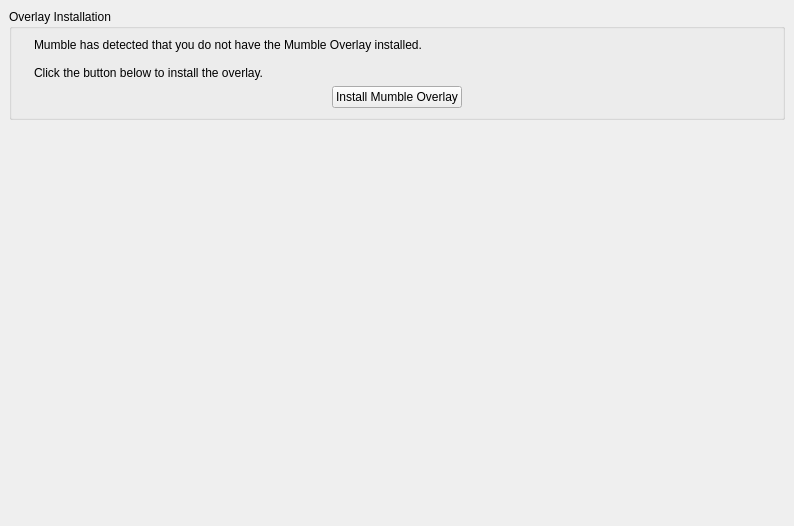
2uh/Mutter, file src/mumble/Overlay.ui: the form before one commit.
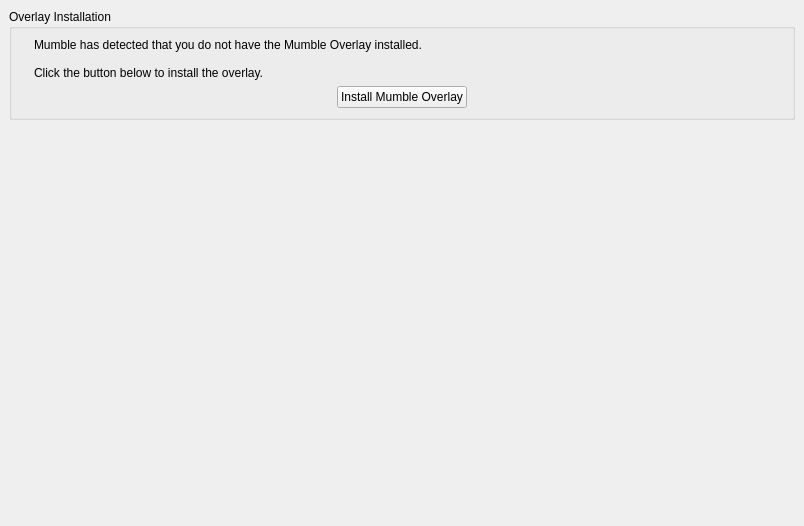
The form after the commit. Icons and pictures are not drawn. Custom widgets are drawn as their Qt base class.

```diff
--- a/src/mumble/Overlay.ui
+++ b/src/mumble/Overlay.ui
@@ -6,13 +6,16 @@
    <rect>
     <x>0</x>
     <y>0</y>
-    <width>649</width>
+    <width>804</width>
     <height>526</height>
    </rect>
   </property>
   <property name="windowTitle">
    <string notr="true">Form</string>
   </property>
+  <property name="styleSheet">
+   <string notr="true">font: 57 11pt &quot;Terminus (TTF)&quot;;</string>
+  </property>
   <layout class="QVBoxLayout">
    <property name="margin">
     <number>0</number>
```
Left out of the diff: 38 changed lines with no effect on the pictures.
